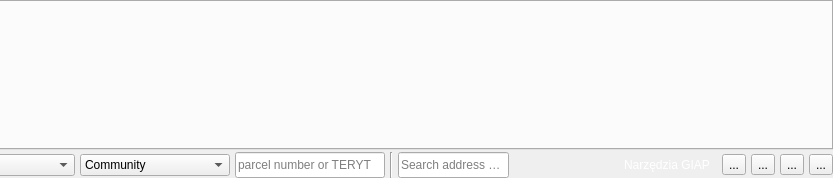
Above: giap_dynamic_layout.ui from GIAPspzoo/GIAP_PolaMap_lite before the change; both pictures show x 458 to 1291 and y 0 to 178 of the 1291 by 178 pixel window. Below: the same form after it.
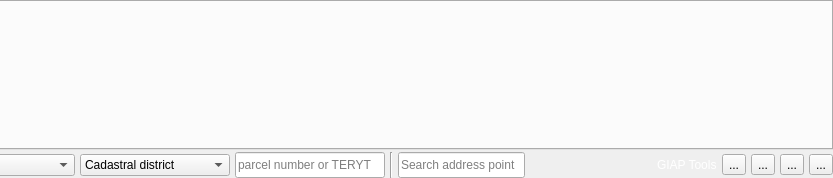
That is the form after the change.

The edit to the form file:
```diff
--- a/giap_dynamic_layout.ui
+++ b/giap_dynamic_layout.ui
@@ -181,7 +181,7 @@
        </property>
        <item>
         <property name="text">
-         <string>Community</string>
+         <string>Cadastral district</string>
         </property>
        </item>
       </widget>
@@ -266,7 +266,7 @@
         <string notr="true">color: rgb(255, 255, 255);</string>
        </property>
        <property name="text">
-        <string>Narzędzia GIAP  </string>
+        <string>GIAP Tools</string>
        </property>
       </widget>
      </item>
```
